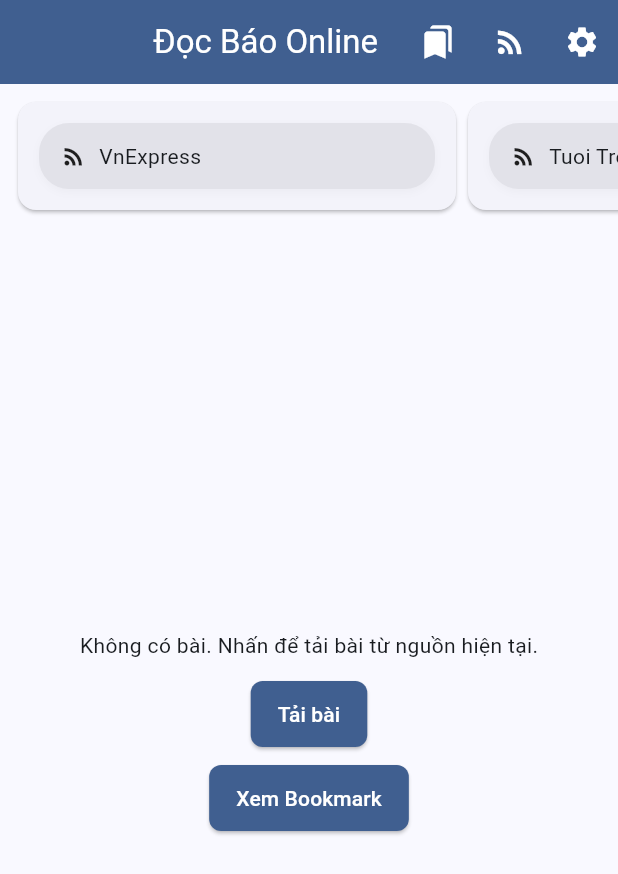
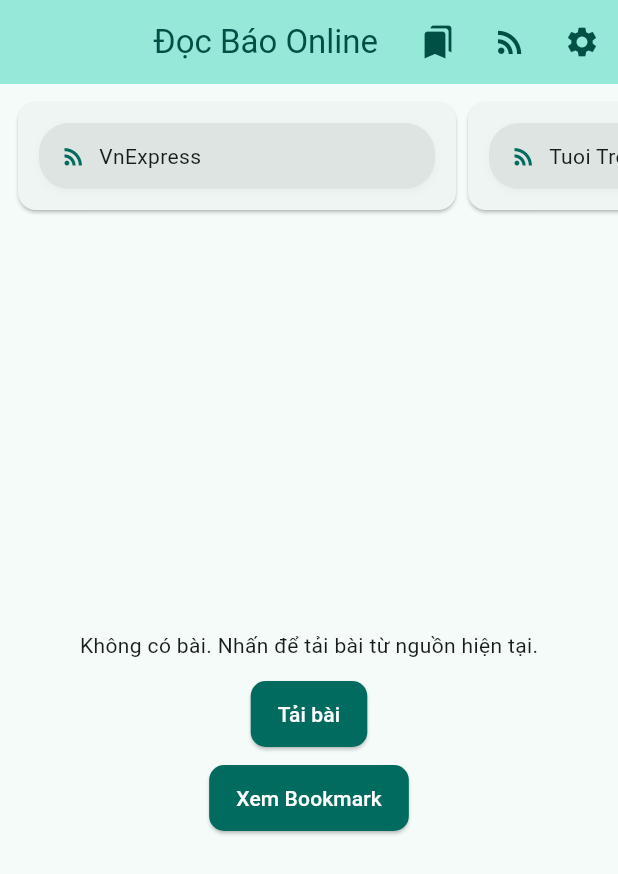
Before and after one commit to quanyeudau/DocBao_AnhQuan, a Flutter app: the screen it shows after launch, on a phone screen of 412 x 824 dp. Shown: the top 874 px of the screen. Run offline on Flutter 3.47's test engine with Material 3 defaults, Android fonts, the phone set to English and light mode, and no system bars; our stand-ins replace shared_preferences, webview_flutter; missing offline and left inert: webfeed; network calls fail.

Commit message:
Theme: refine palette to teal seed and tune component styles

```diff
--- a/lib/main.dart
+++ b/lib/main.dart
@@ -59,8 +59,9 @@ class _MyAppState extends State<MyApp> {
 
   @override
   Widget build(BuildContext context) {
-    // A fresh, bright seed color for a light, airy look
-    final seed = const Color(0xFF0A84FF); // bright blue
+
+    // New refined palette: teal-green seed for calm, modern look
+    final seed = const Color(0xFF00695C); // deep teal
     final lightScheme = ColorScheme.fromSeed(seedColor: seed, brightness: Brightness.light);
     final darkScheme = ColorScheme.fromSeed(seedColor: seed, brightness: Brightness.dark);
 
@@ -68,15 +69,37 @@ class _MyAppState extends State<MyApp> {
       useMaterial3: true,
       colorScheme: lightScheme,
       scaffoldBackgroundColor: lightScheme.surface,
-      appBarTheme: AppBarTheme(centerTitle: true, elevation: 2, backgroundColor: lightScheme.primary, foregroundColor: lightScheme.onPrimary),
+      appBarTheme: AppBarTheme(
+        centerTitle: true,
+        elevation: 2,
+        backgroundColor: lightScheme.primaryContainer,
+        foregroundColor: lightScheme.onPrimaryContainer,
+        surfaceTintColor: lightScheme.primary,
+      ),
+      // CardTheme removed to avoid SDK compatibility issues; default cards will inherit colorScheme
+      listTileTheme: ListTileThemeData(
+        shape: RoundedRectangleBorder(borderRadius: BorderRadius.circular(10)),
+        tileColor: lightScheme.surface,
+        textColor: lightScheme.onSurface,
+        iconColor: lightScheme.primary,
+      ),
       elevatedButtonTheme: ElevatedButtonThemeData(
         style: ElevatedButton.styleFrom(
           backgroundColor: lightScheme.primary,
           foregroundColor: lightScheme.onPrimary,
-          shape: RoundedRectangleBorder(borderRadius: BorderRadius.circular(8)),
+          shape: RoundedRectangleBorder(borderRadius: BorderRadius.circular(10)),
           padding: const EdgeInsets.symmetric(vertical: 12, horizontal: 18),
         ),
       ),
+      outlinedButtonTheme: OutlinedButtonThemeData(
+        style: OutlinedButton.styleFrom(
+          foregroundColor: lightScheme.primary,
+          side: BorderSide(color: lightScheme.outline),
+          shape: RoundedRectangleBorder(borderRadius: BorderRadius.circular(10)),
+        ),
+      ),
+      iconTheme: IconThemeData(color: lightScheme.primary, size: 20),
+      floatingActionButtonTheme: FloatingActionButtonThemeData(backgroundColor: lightScheme.secondary, foregroundColor: lightScheme.onSecondary),
       textTheme: ThemeData.light().textTheme.apply(bodyColor: lightScheme.onSurface, displayColor: lightScheme.onSurface),
     );
 
@@ -84,7 +107,9 @@ class _MyAppState extends State<MyApp> {
       useMaterial3: true,
       colorScheme: darkScheme,
       scaffoldBackgroundColor: darkScheme.surface,
-      appBarTheme: AppBarTheme(centerTitle: true, elevation: 2, backgroundColor: darkScheme.primary, foregroundColor: darkScheme.onPrimary),
+      appBarTheme: AppBarTheme(centerTitle: true, elevation: 2, backgroundColor: darkScheme.primaryContainer, foregroundColor: darkScheme.onPrimaryContainer),
+  // CardTheme removed for dark theme as well; use default card appearance from colorScheme
+      listTileTheme: ListTileThemeData(tileColor: darkScheme.surface, textColor: darkScheme.onSurface, iconColor: darkScheme.secondary),
     );
 
     return MaterialApp(
```
